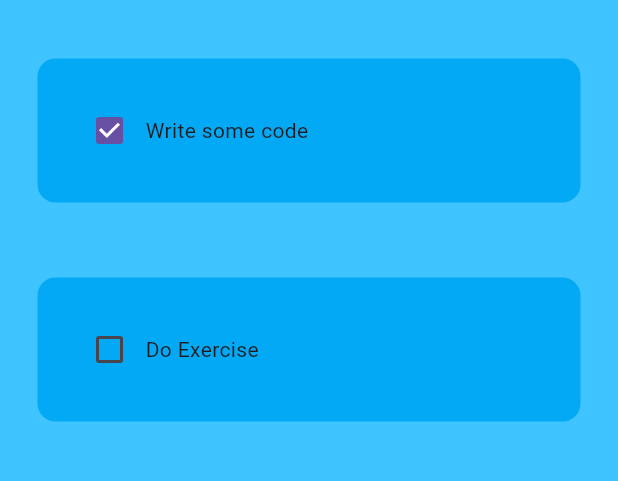
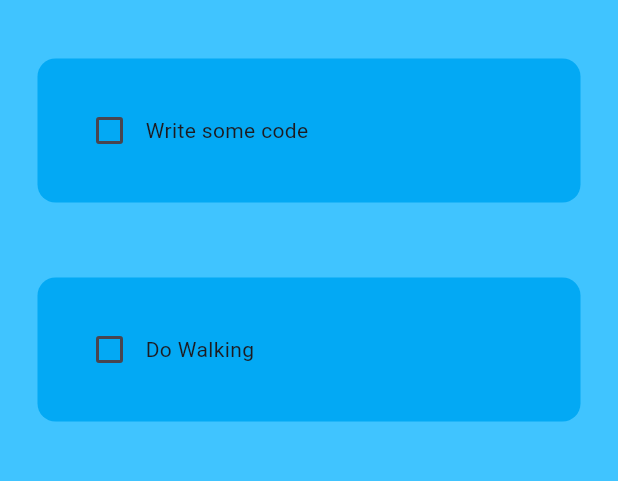
Before and after one commit to alexmortelsison/ToDoApp, a Flutter app: the screen it shows after launch, on a phone screen of 412 x 824 dp, the part 63-544 px from its top. Run offline on Flutter 3.47's test engine with Material 3 defaults, Android fonts, the phone set to English and light mode, and no system bars.

Commit message:
updated home_page

```diff
--- a/lib/pages/home_page.dart
+++ b/lib/pages/home_page.dart
@@ -9,6 +9,17 @@ class HomePage extends StatefulWidget {
 }
 
 class _HomePageState extends State<HomePage> {
+  List toDoList = [
+    ['Write some code', false],
+    ['Do Walking', false]
+  ];
+
+  void checkboxChanged(bool? value, int index) {
+    setState(() {
+      toDoList[index][1] = !toDoList[index][1];
+    });
+  }
+
   @override
   Widget build(BuildContext context) {
     return Scaffold(
@@ -17,19 +28,13 @@ class _HomePageState extends State<HomePage> {
         backgroundColor: Colors.transparent,
         title: const Text('ToDo'),
       ),
-      body: ListView(
-        children: [
-          ToDoTile(
-            taskName: 'Write some code',
-            taskCompleted: true,
-            onChanged: (p0) {},
-          ),
-          ToDoTile(
-            taskName: 'Do Exercise',
-            taskCompleted: false,
-            onChanged: (p0) {},
-          ),
-        ],
+      body: ListView.builder(
+        itemCount: toDoList.length,
+        itemBuilder: (context, index) => ToDoTile(
+          taskName: toDoList[index][0],
+          taskCompleted: toDoList[index][1],
+          onChanged: (value) => checkboxChanged(value, index),
+        ),
       ),
     );
   }
```
